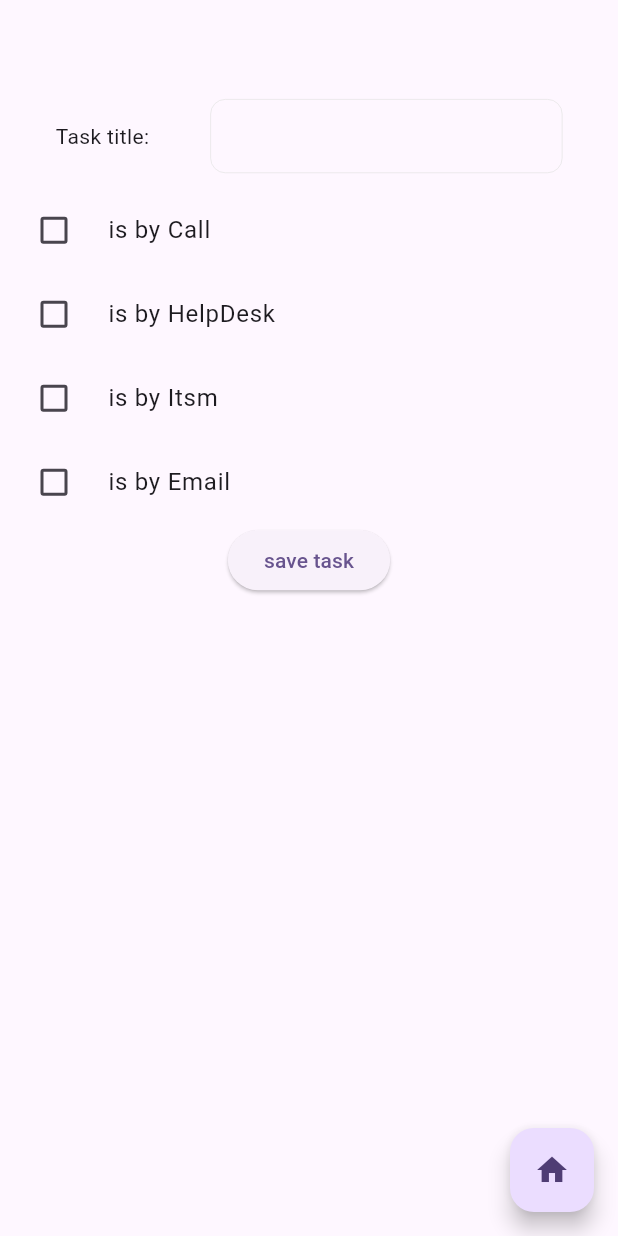
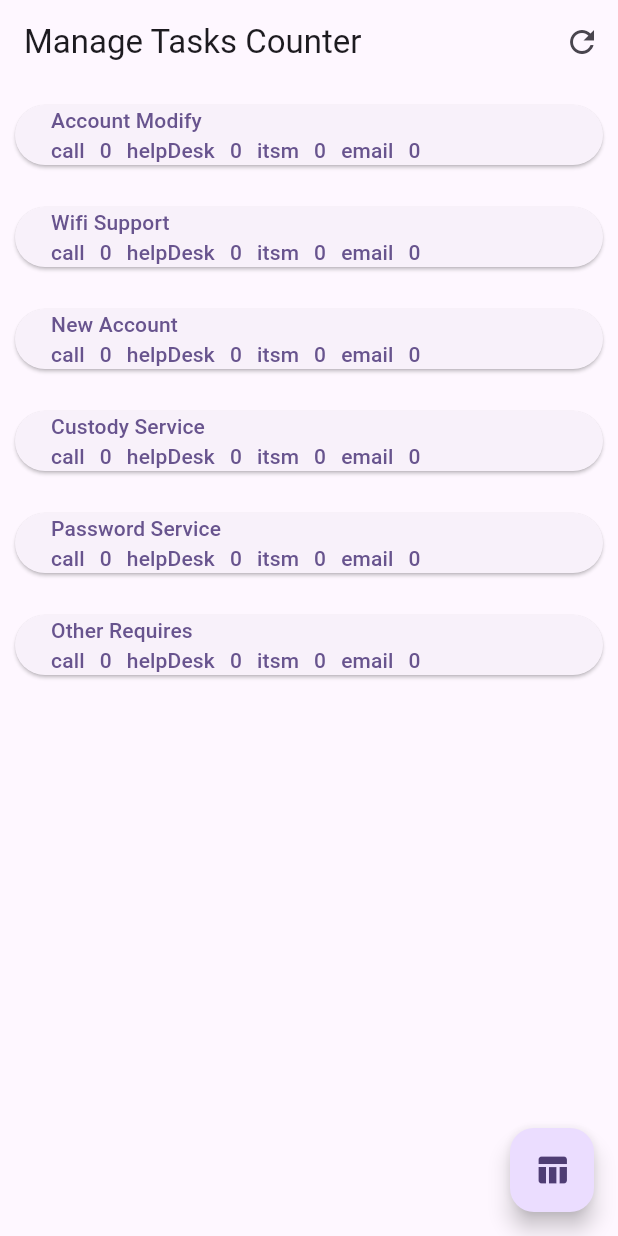
Before and after one commit to ftm120333/Tasks-Tracker, a Flutter app: the screen it shows after launch, on a phone screen of 412 x 824 dp. Run offline on Flutter 3.47's test engine with Material 3 defaults, Android fonts, the phone set to English and light mode, and no system bars; our stand-ins replace hexcolor, hive, hive_flutter; missing offline and left inert: excel, share_extend; accounts and stored records are empty; generated files the repository leaves out were written again.

Commit message:
function increment is added, and a button to send the statistics on email with excel sheet

```diff
--- a/lib/main.dart
+++ b/lib/main.dart
@@ -1,5 +1,6 @@
 import 'package:flutter/material.dart';
 import 'package:hive_flutter/hive_flutter.dart';
+import 'package:task_counter/screens/mangage_tasks.dart';
 import 'package:task_counter/screens/task_list.dart';
 
 import 'models/task_models.dart';
@@ -26,7 +27,7 @@ class MyApp extends StatelessWidget {
         colorScheme: ColorScheme.fromSeed(seedColor: Colors.deepPurple),
         useMaterial3: true,
       ),
-      home: TaskList(),
+      home: ManageTasksCounter(),
     );
   }
 }
--- a/lib/models/task_models.dart
+++ b/lib/models/task_models.dart
@@ -1,14 +1,13 @@
 import 'package:hive/hive.dart';
-import 'package:uuid/uuid.dart';
+
 
 part 'task_models.g.dart';
 
-Uuid uuid = const Uuid();
+
 
 @HiveType(typeId: 1)
-class Task {
-  @HiveField(0)
-  String id = uuid.v4();
+class Task extends HiveObject{
+
 
   @HiveField(1)
   String title;
@@ -17,6 +16,8 @@ class Task {
   List<Method> taskMethods;
 
   Task({required this.title, required this.taskMethods});
+
+
 }
 
 @HiveType(typeId: 2)
--- a/lib/screens/mangage_tasks.dart
+++ b/lib/screens/mangage_tasks.dart
@@ -1,43 +1,114 @@
+import 'dart:io';
+
+import 'package:excel/excel.dart';
 import 'package:flutter/material.dart';
+
+import 'package:share_extend/share_extend.dart';
+
+
+import 'package:path_provider/path_provider.dart';
 
 import '../app_config.dart';
 import '../models/task_models.dart';
 import '../services/hive_db_services.dart';
 
-class MnageTasksCounter extends StatefulWidget {
-  const MnageTasksCounter({super.key});
+import 'alart_dialog.dart';
+
+class ManageTasksCounter extends StatefulWidget {
+  const ManageTasksCounter({super.key});
 
   @override
-  State<MnageTasksCounter> createState() => _MnageTasksCounterState();
+  State<ManageTasksCounter> createState() => _ManageTasksCounterState();
 }
 
-class _MnageTasksCounterState extends State<MnageTasksCounter> {
+class _ManageTasksCounterState extends State<ManageTasksCounter> {
   final TaskServices _taskServices = TaskServices();
+  int counter = 0;
 
-  showCounter(BuildContext context, Task task, countFunction) {
+  void _addFixedTasks() async {
+    List<String> fixedTasks = [
+      "Account Modify", "Wifi Support",
+      "New Account", "Custody Service",
+      "Password Service", "Other Requires"
+    ];
+
+    // Fetch all existing tasks from the Hive box
+    List<Task> existingTasks = await _taskServices.getAllTasks();
+
+    // Convert the list of existing tasks to a set of titles
+    Set<String> existingTaskTitles = existingTasks.map((task) => task.title).toSet();
+
+    for (var taskTitle in fixedTasks) {
+      // Add the task only if it doesn't already exist
+      if (!existingTaskTitles.contains(taskTitle)) {
+        _taskServices.addTask(Task(
+          title: taskTitle,
+          taskMethods: [
+            Method(name: "call", counter: 0),
+            Method(name: "helpDesk", counter: 0),
+            Method(name: "itsm", counter: 0),
+            Method(name: "email", counter: 0),
+          ],
+        ));
+        setState(() {
+
+        });
+      }
+    }
+  }
+
+  void _resetAllCounters() async {
+    List<Task> tasks = await _taskServices.getAllTasks();
+
+    for (var task in tasks) {
+      for (var method in task.taskMethods) {
+        method.counter = 0;
+      }
+      // Save the updated task back to the Hive box
+      await task.save();
+    }
+    setState(() {
+
+    });
+
+  }
+
+
+
+  void _incrementMethodCounter(int taskKey, Task task, int methodIndex) async {
+    // Increment the counter of the specific method
+    task.taskMethods[methodIndex].counter++;
+
+    // Save the updated task back to the Hive box
+    await _taskServices.updateTask(taskKey, task);
+
+    // Trigger a rebuild to reflect changes
+    setState(() {});
+  }
+
+  void showCounter(BuildContext context, int taskKey, Task task) {
     var alert = AlertDialog(
       title: Text(
         task.title,
         style: Res.textStyleDarkGrey,
       ),
       content: Column(
+        mainAxisSize: MainAxisSize.min,
         children: [
-          for (var method in task.taskMethods)
+          for (var i = 0; i < task.taskMethods.length; i++)
             Row(
               children: <Widget>[
-                Text(method.name),
-                const SizedBox(
-                  width: 10,
-                ),
-                Text(method.counter.toString()),
-                const SizedBox(
-                  width: 10,
-                ),
+                Text(task.taskMethods[i].name),
+                const SizedBox(width: 10),
+                Text(task.taskMethods[i].counter.toString()),
+                const SizedBox(width: 10),
                 IconButton(
                   onPressed: () {
-                      countFunction();
+                    _incrementMethodCounter(taskKey, task, i);
+                    Navigator.pop(context);
                   },
-                    icon: Icon(Icons.add))
+                  icon: const Icon(Icons.add),
+                ),
               ],
             ),
         ],
@@ -47,7 +118,7 @@ class _MnageTasksCounterState extends State<MnageTasksCounter> {
           onPressed: () {
             Navigator.pop(context);
           },
-          child: const Text("done"),
+          child: const Text("Done"),
         ),
       ],
     );
@@ -62,27 +133,49 @@ class _MnageTasksCounterState extends State<MnageTasksCounter> {
   }
 
   @override
+  void initState() {
+    super.initState();
+    _addFixedTasks();
+  }
+  @override
   Widget build(BuildContext context) {
-    final tasks = _taskServices.getAllTasks();
-    var size = MediaQuery.of(context).size;
     return Scaffold(
-      appBar: AppBar(),
+      appBar: AppBar(
+        title: const Text('Manage Tasks Counter'),
+        actions: [
+          IconButton(
+            icon: const Icon(Icons.refresh),
+            onPressed: (){
+              showLoaderVersionAlart(
+                  context,
+                  "Reset counters",
+                  "are you sure you want to reset the counters?",
+                  () => _resetAllCounters());
+            }
+            // Reset all counters
+          ),
+        ],
+      ),
       body: FutureBuilder(
-        future: tasks,
+        future: _taskServices.getAllTasks(),
         builder: (context, snapshot) {
           if (snapshot.hasData) {
-            return Center(
-              child: ListView(
-                children: [
-                  for (final task in snapshot.data!)
-                    Padding(
+            var tasks = snapshot.data!;
+            return ListView.builder(
+              itemCount: tasks.length,
+              itemBuilder: (context, index) {
+                final task = tasks[index];
+                final taskKey = task.key as int;  // Fetch the key from the task
+
+                return Padding(
                   padding: const EdgeInsets.symmetric(
                       vertical: 10.0, horizontal: 10.0),
                   child: ElevatedButton(
                     onPressed: () {
-                          showCounter(context, task, ());
+                      showCounter(context, taskKey, task);
                     },
                     child: Column(
+                      crossAxisAlignment: CrossAxisAlignment.start,
                       children: [
                         Text(task.title),
                         Row(
@@ -91,23 +184,18 @@ class _MnageTasksCounterState extends State<MnageTasksCounter> {
                               Row(
                                 children: <Widget>[
                                   Text(method.name),
-                                      const SizedBox(
-                                        width: 10,
-                                      ),
+                                  const SizedBox(width: 10),
                                   Text(method.counter.toString()),
-                                      const SizedBox(
-                                        width: 10,
+                                  const SizedBox(width: 10),
+                                ],
                               ),
                           ],
                         ),
                       ],
-                            )
-                          ],
                     ),
                   ),
-                    ),
-                ],
-              ),
+                );
+              },
             );
           } else {
             return const Center(
@@ -116,6 +204,39 @@ class _MnageTasksCounterState extends State<MnageTasksCounter> {
           }
         },
       ),
+      floatingActionButton: FloatingActionButton(
+        onPressed: () {
+          createAndShareExcel(_taskServices.getAllTasks());
+        },
+        child: const Icon(Icons.table_chart),
+      ),
     );
   }
+
+
+
+
+  Future<void> createAndShareExcel(tasks) async {
+    var excel = Excel.createExcel();
+    var sheet = excel['Sheet1'];
+    // Adding header row
+    sheet.appendRow(["Task Name", "Counter"] as List<CellValue?>);
+
+    // Adding tasks data
+    for (var task in tasks) {
+      sheet.appendRow([task.name, task.counter]);
     }
+    // Save the Excel file
+    final excelBytes = excel.save();
+    final excelFilePath = '${(await getTemporaryDirectory()).path}/taskCounter.xlsx';
+    final excelFile = File(excelFilePath)..writeAsBytesSync(excelBytes!);
+
+    // Share the Excel file using the share_extend package
+    await ShareExtend.share(excelFile.path, 'file', subject: "Task counter",
+        extraText: "These are the task counters for this month");
+  }
+
+
+
+
+}
--- a/lib/screens/task_list.dart
+++ b/lib/screens/task_list.dart
@@ -95,7 +95,7 @@ class _TaskListState extends State<TaskList> {
           Navigator.push(
             context,
             MaterialPageRoute(
-              builder: (context) => const MnageTasksCounter(),
+              builder: (context) => const ManageTasksCounter(),
             ),
           );
         },
--- a/lib/services/hive_db_services.dart
+++ b/lib/services/hive_db_services.dart
@@ -8,9 +8,10 @@ class TaskServices {
   Future<Box<Task>> get _box async => await Hive.openBox<Task>(_boxName);
 
 //create
-  Future<void> addTask(Task task) async {
+  Future<int> addTask(Task task) async {
     var box = await _box;
-    await box.add(task);
+    int id = await box.add(task);
+    return id;
   }
 
 //read
```
Also changed, not shown: pubspec.yaml (+5 -2 lines), pubspec.lock, 1 other file. Lines whose indentation alone changed are shown as unchanged.
